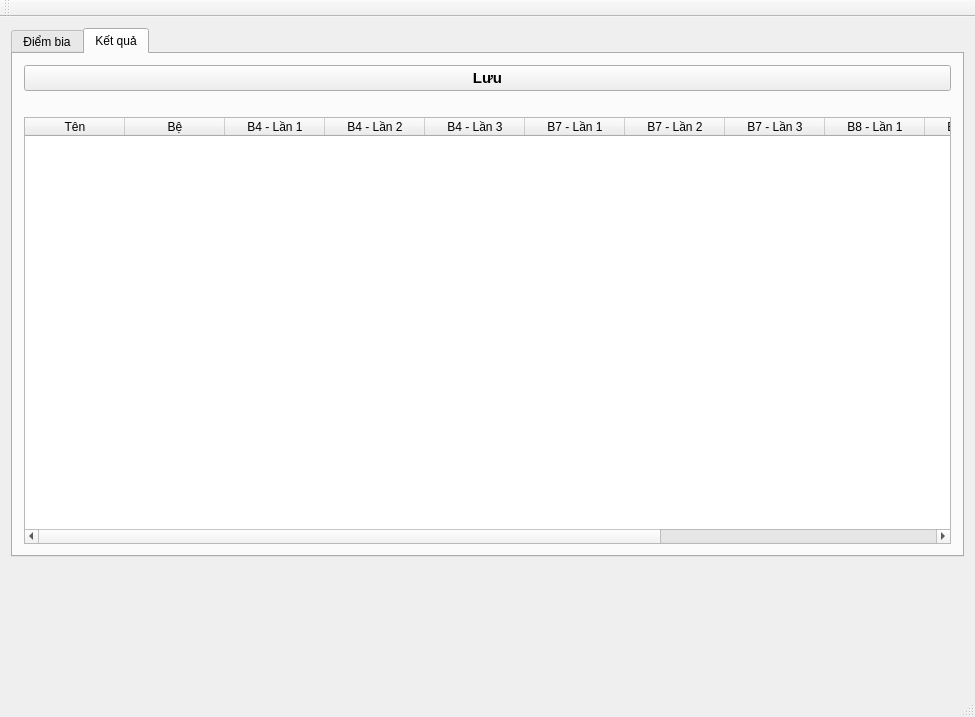
First picture: the form in ui-example/mainwindow.ui, repository truonghuuphuoc/qtProApp, before the edit.
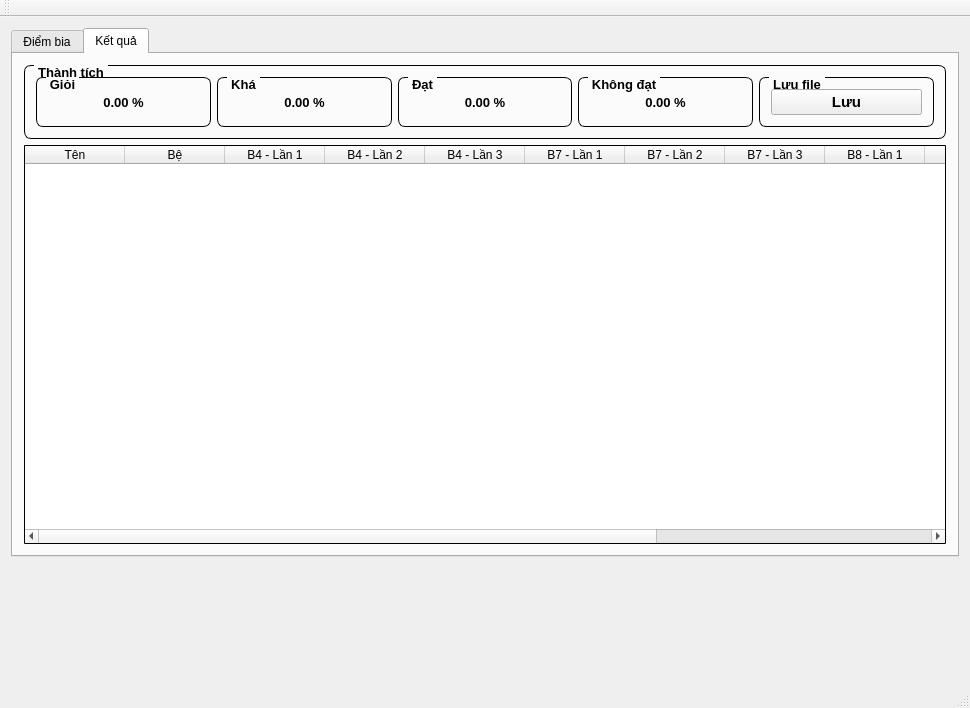
Second picture: the form after the edit. The open tabs and pages were chosen to show the change. Icons and pictures are not drawn.

```diff
--- a/ui-example/mainwindow.ui
+++ b/ui-example/mainwindow.ui
@@ -6,8 +6,8 @@
    <rect>
     <x>0</x>
     <y>0</y>
-    <width>975</width>
-    <height>717</height>
+    <width>970</width>
+    <height>708</height>
    </rect>
   </property>
   <property name="windowTitle">
@@ -19,7 +19,20 @@
   </property>
   <widget class="QWidget" name="centralWidget">
    <layout class="QGridLayout" name="gridLayout">
-    <item row="0" column="0">
+    <item row="3" column="0">
+     <spacer name="verticalSpacer">
+      <property name="orientation">
+       <enum>Qt::Vertical</enum>
+      </property>
+      <property name="sizeHint" stdset="0">
+       <size>
+        <width>20</width>
+        <height>40</height>
+       </size>
+      </property>
+     </spacer>
+    </item>
+    <item row="1" column="0" rowspan="2">
      <widget class="QTabWidget" name="tabWidget">
       <property name="currentIndex">
        <number>1</number>
@@ -896,7 +909,188 @@
        </attribute>
        <layout class="QGridLayout" name="gridLayout_28">
         <item row="2" column="0">
+         <widget class="QGroupBox" name="groupBox_25">
+          <property name="font">
+           <font>
+            <pointsize>10</pointsize>
+            <weight>75</weight>
+            <bold>true</bold>
+           </font>
+          </property>
+          <property name="styleSheet">
+           <string notr="true">QGroupBox {
+    border: 1px solid gray;
+    border-radius: 7px;
+    margin-top: 0.5em;
+	font-size: 10pt ;
+    font-weight: bold;
+	border-color: rgb(0, 0, 0);
+}
+
+QGroupBox::title {
+    subcontrol-origin: margin;
+    left: 10px;
+    padding: 0 2px 0 2px;
+}</string>
+          </property>
+          <property name="title">
+           <string>Thành tích</string>
+          </property>
+          <layout class="QGridLayout" name="gridLayout_31">
+           <item row="0" column="0">
+            <widget class="QGroupBox" name="groupBox_30">
+             <property name="title">
+              <string>Giỏi</string>
+             </property>
+             <layout class="QGridLayout" name="gridLayout_36">
+              <item row="0" column="0">
+               <widget class="QLabel" name="mKqGoi">
+                <property name="font">
+                 <font>
+                  <pointsize>10</pointsize>
+                  <weight>75</weight>
+                  <bold>true</bold>
+                 </font>
+                </property>
+                <property name="text">
+                 <string>0.00 %</string>
+                </property>
+                <property name="alignment">
+                 <set>Qt::AlignCenter</set>
+                </property>
+               </widget>
+              </item>
+             </layout>
+            </widget>
+           </item>
+           <item row="0" column="1">
+            <widget class="QGroupBox" name="groupBox_26">
+             <property name="title">
+              <string>Khá</string>
+             </property>
+             <layout class="QGridLayout" name="gridLayout_32">
+              <item row="0" column="0">
+               <widget class="QLabel" name="mKqKha">
+                <property name="font">
+                 <font>
+                  <pointsize>10</pointsize>
+                  <weight>75</weight>
+                  <bold>true</bold>
+                 </font>
+                </property>
+                <property name="text">
+                 <string>0.00 %</string>
+                </property>
+                <property name="alignment">
+                 <set>Qt::AlignCenter</set>
+                </property>
+               </widget>
+              </item>
+             </layout>
+            </widget>
+           </item>
+           <item row="0" column="3">
+            <widget class="QGroupBox" name="groupBox_28">
+             <property name="title">
+              <string>Không đạt</string>
+             </property>
+             <layout class="QGridLayout" name="gridLayout_34">
+              <item row="0" column="0">
+               <widget class="QLabel" name="mKqKhongDat">
+                <property name="font">
+                 <font>
+                  <pointsize>10</pointsize>
+                  <weight>75</weight>
+                  <bold>true</bold>
+                 </font>
+                </property>
+                <property name="text">
+                 <string>0.00 %</string>
+                </property>
+                <property name="alignment">
+                 <set>Qt::AlignCenter</set>
+                </property>
+               </widget>
+              </item>
+             </layout>
+            </widget>
+           </item>
+           <item row="0" column="2">
+            <widget class="QGroupBox" name="groupBox_27">
+             <property name="title">
+              <string>Đạt</string>
+             </property>
+             <layout class="QGridLayout" name="gridLayout_33">
+              <item row="0" column="0">
+               <widget class="QLabel" name="mKqDat">
+                <property name="font">
+                 <font>
+                  <pointsize>10</pointsize>
+                  <weight>75</weight>
+                  <bold>true</bold>
+                 </font>
+                </property>
+                <property name="text">
+                 <string>0.00 %</string>
+                </property>
+                <property name="alignment">
+                 <set>Qt::AlignCenter</set>
+                </property>
+               </widget>
+              </item>
+             </layout>
+            </widget>
+           </item>
+           <item row="0" column="4">
+            <widget class="QGroupBox" name="groupBox_29">
+             <property name="title">
+              <string>Lưu file</string>
+             </property>
+             <layout class="QGridLayout" name="gridLayout_43">
+              <item row="0" column="0">
+               <widget class="QPushButton" name="pushButton">
+                <property name="font">
+                 <font>
+                  <pointsize>11</pointsize>
+                  <weight>75</weight>
+                  <bold>true</bold>
+                 </font>
+                </property>
+                <property name="text">
+                 <string>Lưu</string>
+                </property>
+                <property name="icon">
+                 <iconset resource="icons.qrc">
+                  <normaloff>:/icons/24/save.png</normaloff>:/icons/24/save.png</iconset>
+                </property>
+                <property name="iconSize">
+                 <size>
+                  <width>24</width>
+                  <height>24</height>
+                 </size>
+                </property>
+               </widget>
+              </item>
+             </layout>
+            </widget>
+           </item>
+          </layout>
+         </widget>
+        </item>
+        <item row="3" column="0">
          <widget class="QTableWidget" name="tableWidget">
+          <property name="styleSheet">
+           <string notr="true">QTableWidget
+{
+    border: 1px solid gray;
+    border-radius: 1px;
+    margin-top: 0.5em;
+	font-size: 10pt ;
+    font-weight: bold;
+	border-color: rgb(0, 0, 0);
+}
+</string>
+          </property>
           <property name="rowCount">
            <number>0</number>
           </property>
@@ -970,44 +1164,10 @@
           </column>
          </widget>
         </item>
-        <item row="0" column="0">
-         <widget class="QPushButton" name="pushButton">
-          <property name="font">
-           <font>
-            <pointsize>11</pointsize>
-            <weight>75</weight>
-            <bold>true</bold>
-           </font>
-          </property>
-          <property name="text">
-           <string>Lưu</string>
-          </property>
-         </widget>
-        </item>
-        <item row="1" column="0">
-         <widget class="QLabel" name="label">
-          <property name="text">
-           <string/>
-          </property>
-         </widget>
-        </item>
        </layout>
       </widget>
      </widget>
     </item>
-    <item row="2" column="0">
-     <spacer name="verticalSpacer">
-      <property name="orientation">
-       <enum>Qt::Vertical</enum>
-      </property>
-      <property name="sizeHint" stdset="0">
-       <size>
-        <width>20</width>
-        <height>40</height>
-       </size>
-      </property>
-     </spacer>
-    </item>
    </layout>
   </widget>
   <widget class="QMenuBar" name="menuBar">
```
Left out of the diff: 366 changed lines with no effect on the pictures.
